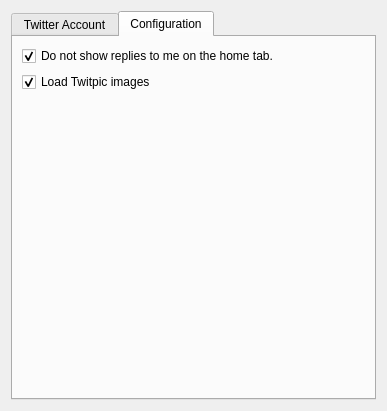
Above: microblogs/twitter/twittereditaccount_base.ui from KDE/choqok before the change. Below: the same form after it.
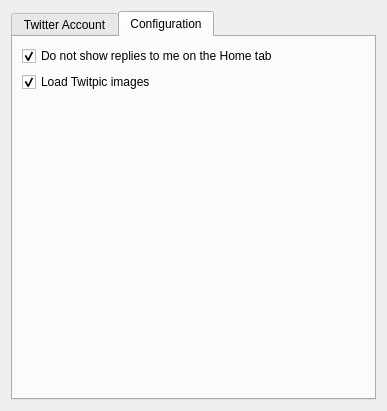
That is the form after the change. The open tabs and pages were chosen to show the change. Custom widgets are drawn as their Qt base class.

```diff
--- a/microblogs/twitter/twittereditaccount_base.ui
+++ b/microblogs/twitter/twittereditaccount_base.ui
@@ -240,7 +240,7 @@
        <item>
         <widget class="QCheckBox" name="kcfg_doNotShowRepliesOnHome">
          <property name="text">
-          <string>Do not show replies to me on the home tab.</string>
+          <string>Do not show replies to me on the Home tab</string>
          </property>
          <property name="checked">
           <bool>true</bool>
```
Left out of the diff: 4 changed lines with no effect on the pictures.
